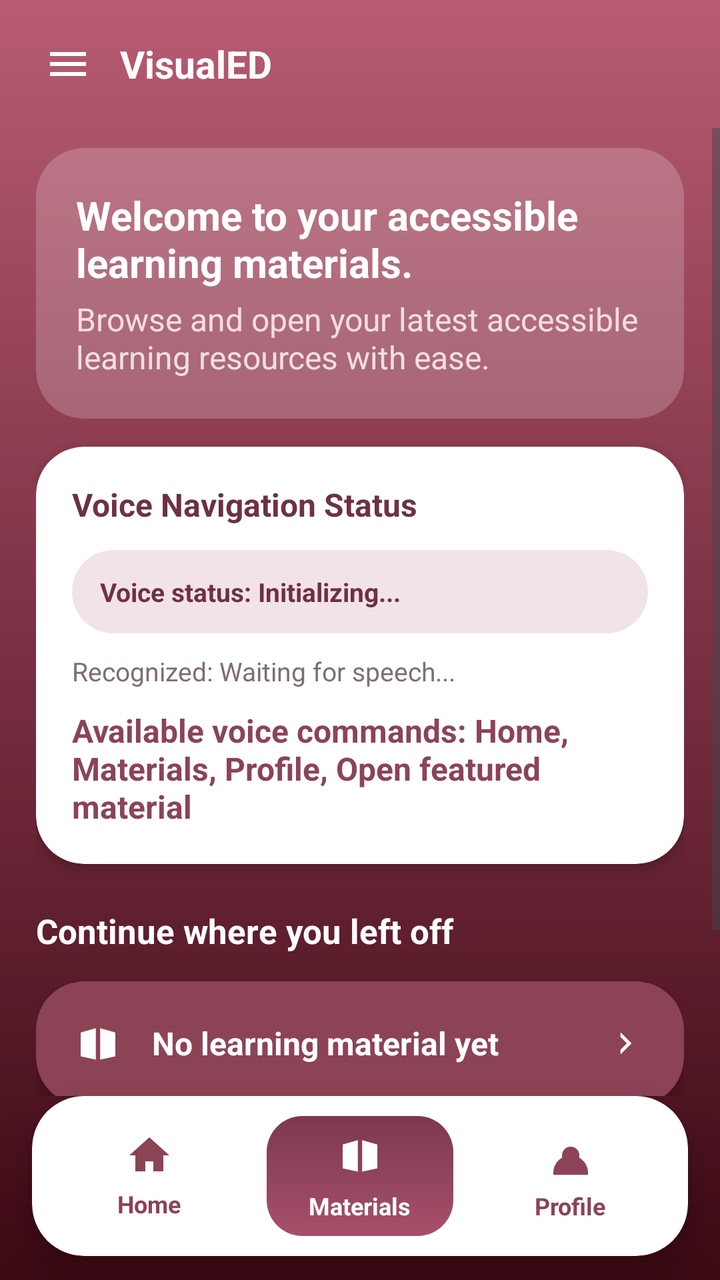
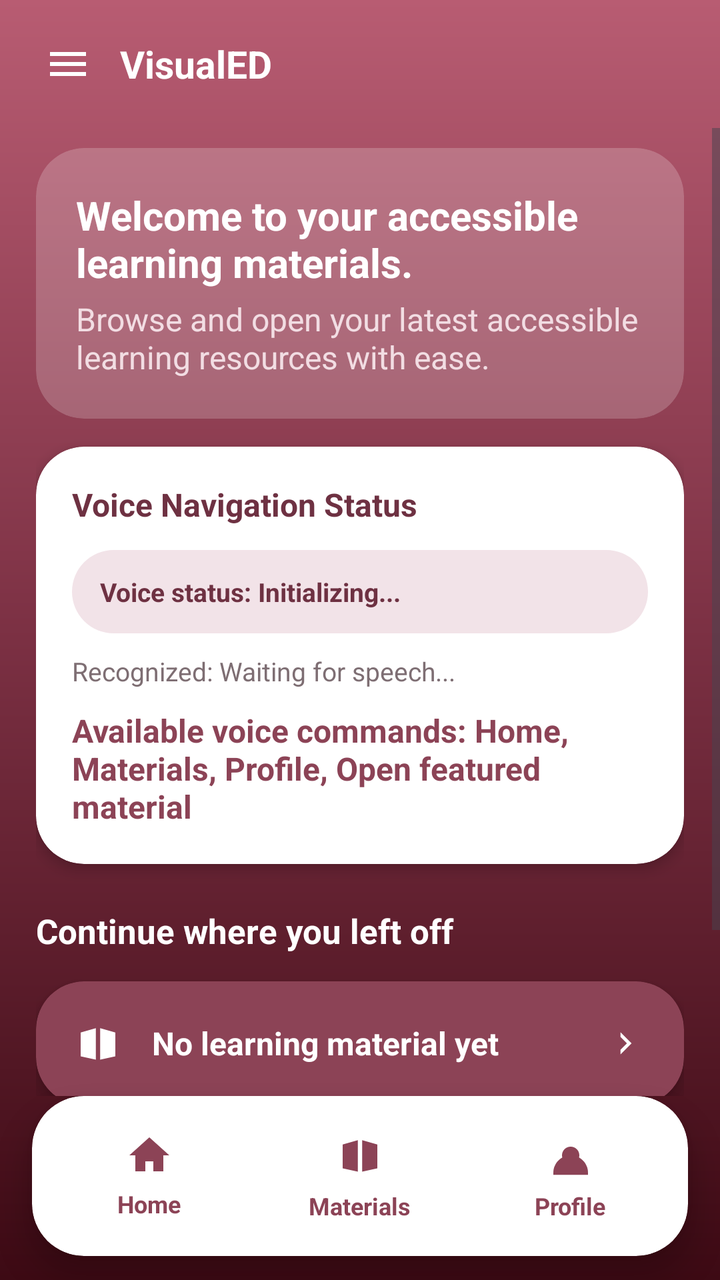

An Android layout rendered at two revisions. The XML below is the earlier revision; the diff shows what the commit changed to produce the second picture.
<!-- AndroidManifest.xml: application theme Theme.VisualEyes -->
<!-- res/layout/activity_materials.xml -->
<?xml version="1.0" encoding="utf-8"?>
<androidx.drawerlayout.widget.DrawerLayout xmlns:android="http://schemas.android.com/apk/res/android"
    xmlns:app="http://schemas.android.com/apk/res-auto"
    android:id="@+id/drawerLayout"
    android:layout_width="match_parent"
    android:layout_height="match_parent"
    android:fitsSystemWindows="true">

    <LinearLayout
        android:layout_width="match_parent"
        android:layout_height="match_parent"
        android:orientation="vertical"
        android:background="@drawable/bg_viewer_gradient_bg">

    
    <LinearLayout
        android:id="@+id/topBarMaterials"
        android:layout_width="match_parent"
        android:layout_height="64dp"
        android:background="@android:color/transparent"
        android:gravity="center_vertical"
        android:paddingStart="10dp"
        android:paddingEnd="18dp">

        <ImageView
            android:id="@+id/btnMenu"
            android:layout_width="48dp"
            android:layout_height="48dp"
            android:padding="12dp"
            android:background="?attr/selectableItemBackgroundBorderless"
            android:clickable="true"
            android:focusable="true"
            android:contentDescription="Menu"
            android:src="@drawable/ic_menu_hamburger"
            app:tint="#FFFFFF" />

        <TextView
            android:layout_width="wrap_content"
            android:layout_height="wrap_content"
            android:layout_marginStart="2dp"
            android:text="VisualED"
            android:textColor="#FFFFFF"
            android:textSize="19sp"
            android:textStyle="bold" />
    </LinearLayout>

    
    <ScrollView
        android:layout_width="match_parent"
        android:layout_height="0dp"
        android:layout_weight="1"
        android:fillViewport="true"
        android:overScrollMode="never">

        <LinearLayout
            android:layout_width="match_parent"
            android:layout_height="wrap_content"
            android:orientation="vertical"
            android:paddingStart="18dp"
            android:paddingTop="10dp"
            android:paddingEnd="18dp"
            android:paddingBottom="18dp">

            
            <androidx.cardview.widget.CardView
                android:layout_width="match_parent"
                android:layout_height="wrap_content"
                app:cardBackgroundColor="#33FFFFFF"
                app:cardCornerRadius="24dp"
                app:cardElevation="0dp">

                <LinearLayout
                    android:layout_width="match_parent"
                    android:layout_height="wrap_content"
                    android:orientation="vertical"
                    android:padding="20dp">

                    <TextView
                        android:id="@+id/txtWelcome"
                        android:layout_width="match_parent"
                        android:layout_height="wrap_content"
                        android:text="Welcome to your accessible learning materials."
                        android:textColor="#FFFFFF"
                        android:textSize="20sp"
                        android:textStyle="bold" />

                    <TextView
                        android:layout_width="match_parent"
                        android:layout_height="wrap_content"
                        android:layout_marginTop="4dp"
                        android:text="Browse and open your latest accessible learning resources with ease."
                        android:textColor="#F2DDE3"
                        android:textSize="16sp" />
                </LinearLayout>
            </androidx.cardview.widget.CardView>

            
            <androidx.cardview.widget.CardView
                android:id="@+id/cardVoiceStatus"
                android:layout_width="match_parent"
                android:layout_height="wrap_content"
                android:layout_marginTop="14dp"
                app:cardBackgroundColor="@color/color_surface"
                app:cardCornerRadius="24dp"
                app:cardElevation="4dp">

                <LinearLayout
                    android:layout_width="match_parent"
                    android:layout_height="wrap_content"
                    android:orientation="vertical"
                    android:padding="18dp">

                    <include layout="@layout/partial_voice_status_card" />

                    <TextView
                        android:id="@+id/txtVoiceHint"
                        android:layout_width="match_parent"
                        android:layout_height="wrap_content"
                        android:layout_marginTop="10dp"
                        android:text="Available voice commands: Home, Materials, Profile, Open featured material"
                        android:textColor="@color/color_primary"
                        android:textSize="16sp"
                        android:textStyle="bold" />
                </LinearLayout>
            </androidx.cardview.widget.CardView>

            
            <TextView
                android:layout_width="wrap_content"
                android:layout_height="wrap_content"
                android:layout_marginTop="22dp"
                android:text="Continue where you left off"
                android:textColor="#FFFFFF"
                android:textSize="17sp"
                android:textStyle="bold" />

            
            <androidx.cardview.widget.CardView
                android:id="@+id/featuredCard"
                android:layout_width="match_parent"
                android:layout_height="wrap_content"
                android:layout_marginTop="14dp"
                android:clickable="true"
                android:focusable="true"
                android:foreground="?attr/selectableItemBackground"
                app:cardBackgroundColor="@color/color_primary"
                app:cardCornerRadius="24dp"
                app:cardElevation="5dp">

                <LinearLayout
                    android:layout_width="match_parent"
                    android:layout_height="wrap_content"
                    android:gravity="center_vertical"
                    android:orientation="horizontal"
                    android:padding="18dp">

                    <ImageView
                        android:layout_width="26dp"
                        android:layout_height="26dp"
                        android:contentDescription="Material icon"
                        android:src="@drawable/ic_materials"
                        app:tint="@color/color_text_on_primary" />

                    <TextView
                        android:id="@+id/txtFeaturedTitle"
                        android:layout_width="0dp"
                        android:layout_height="wrap_content"
                        android:layout_marginStart="14dp"
                        android:layout_weight="1"
                        android:text="No learning material yet"
                        android:textColor="@color/color_text_on_primary"
                        android:textSize="16sp"
                        android:textStyle="bold" />

                    <ImageView
                        android:id="@+id/btnFeaturedOpen"
                        android:layout_width="22dp"
                        android:layout_height="22dp"
                        android:contentDescription="Open material"
                        android:src="@drawable/ic_chevron_right"
                        app:tint="@color/color_text_on_primary" />
                </LinearLayout>
            </androidx.cardview.widget.CardView>

            
            <TextView
                android:layout_width="wrap_content"
                android:layout_height="wrap_content"
                android:layout_marginTop="24dp"
                android:text="Recent Learning Materials"
                android:textColor="#FFFFFF"
                android:textSize="16sp"
                android:textStyle="bold" />

            
            <androidx.cardview.widget.CardView
                android:id="@+id/cardRecentList"
                android:layout_width="match_parent"
                android:layout_height="wrap_content"
                android:layout_marginTop="12dp"
                app:cardBackgroundColor="#33FFFFFF"
                app:cardCornerRadius="24dp"
                app:cardElevation="0dp">

                <LinearLayout
                    android:id="@+id/recentMaterialsContainer"
                    android:layout_width="match_parent"
                    android:layout_height="wrap_content"
                    android:orientation="vertical"
                    android:paddingTop="10dp"
                    android:paddingBottom="10dp" />
            </androidx.cardview.widget.CardView>

        </LinearLayout>
    </ScrollView>

    
    <androidx.cardview.widget.CardView
        android:id="@+id/bottomNavCard"
        android:layout_width="match_parent"
        android:layout_height="80dp"
        android:layout_marginStart="16dp"
        android:layout_marginEnd="16dp"
        android:layout_marginBottom="12dp"
        app:cardBackgroundColor="@color/color_surface"
        app:cardCornerRadius="26dp"
        app:cardElevation="8dp">

        <LinearLayout
            android:layout_width="match_parent"
            android:layout_height="match_parent"
            android:orientation="horizontal"
            android:gravity="center"
            android:weightSum="3"
            android:paddingStart="6dp"
            android:paddingEnd="6dp">

            
            <LinearLayout
                android:id="@+id/navHome"
                android:layout_width="0dp"
                android:layout_height="60dp"
                android:layout_weight="1"
                android:layout_margin="6dp"
                android:gravity="center"
                android:orientation="vertical"
                android:clickable="true"
                android:focusable="true"
                android:foreground="?attr/selectableItemBackground">

                <ImageView
                    android:id="@+id/iconHome"
                    android:layout_width="24dp"
                    android:layout_height="24dp"
                    android:contentDescription="Home"
                    android:src="@drawable/ic_home"
                    app:tint="@color/color_primary" />

                <TextView
                    android:id="@+id/textHome"
                    android:layout_width="wrap_content"
                    android:layout_height="wrap_content"
                    android:layout_marginTop="4dp"
                    android:text="Home"
                    android:textColor="@color/color_primary"
                    android:textSize="12sp"
                    android:textStyle="bold" />
            </LinearLayout>

            
            <LinearLayout
                android:id="@+id/navMaterials"
                android:layout_width="0dp"
                android:layout_height="60dp"
                android:layout_weight="1"
                android:layout_margin="6dp"
                android:background="@drawable/bg_nav_active_maroon"
                android:gravity="center"
                android:orientation="vertical"
                android:clickable="true"
                android:focusable="true"
                android:foreground="?attr/selectableItemBackground">

                <ImageView
                    android:id="@+id/iconMaterials"
                    android:layout_width="26dp"
                    android:layout_height="26dp"
                    android:contentDescription="Materials"
                    android:src="@drawable/ic_materials"
                    app:tint="@color/color_text_on_primary" />

                <TextView
                    android:id="@+id/textMaterials"
                    android:layout_width="wrap_content"
                    android:layout_height="wrap_content"
                    android:layout_marginTop="4dp"
                    android:text="Materials"
                    android:textColor="@color/color_text_on_primary"
                    android:textSize="12sp"
                    android:textStyle="bold" />
            </LinearLayout>

            
            <LinearLayout
                android:id="@+id/navProfile"
                android:layout_width="0dp"
                android:layout_height="60dp"
                android:layout_weight="1"
                android:layout_margin="6dp"
                android:gravity="center"
                android:orientation="vertical"
                android:clickable="true"
                android:focusable="true"
                android:foreground="?attr/selectableItemBackground">

                <ImageView
                    android:id="@+id/iconProfile"
                    android:layout_width="26dp"
                    android:layout_height="26dp"
                    android:contentDescription="Profile"
                    android:src="@drawable/ic_profile"
                    app:tint="@color/color_primary" />

                <TextView
                    android:id="@+id/textProfile"
                    android:layout_width="wrap_content"
                    android:layout_height="wrap_content"
                    android:layout_marginTop="4dp"
                    android:text="Profile"
                    android:textColor="@color/color_primary"
                    android:textSize="12sp"
                    android:textStyle="bold" />
            </LinearLayout>

        </LinearLayout>
    </androidx.cardview.widget.CardView>

    </LinearLayout>

    
    <LinearLayout
        android:layout_width="300dp"
        android:layout_height="match_parent"
        android:layout_gravity="start"
        android:background="@drawable/bg_drawer_panel"
        android:orientation="vertical"
        android:elevation="12dp">

        <LinearLayout
            android:layout_width="match_parent"
            android:layout_height="72dp"
            android:background="@drawable/bg_drawer_header"
            android:gravity="center_vertical"
            android:paddingStart="20dp"
            android:paddingEnd="12dp">

            <TextView
                android:layout_width="0dp"
                android:layout_height="wrap_content"
                android:layout_weight="1"
                android:text="Sent Materials"
                android:textColor="#FFFFFF"
                android:textSize="18sp"
                android:textStyle="bold" />

            <ImageView
                android:id="@+id/btnCloseDrawer"
                android:layout_width="40dp"
                android:layout_height="40dp"
                android:padding="9dp"
                android:background="@drawable/bg_icon_button_ripple"
                android:clickable="true"
                android:focusable="true"
                android:contentDescription="Close"
                android:src="@android:drawable/ic_menu_close_clear_cancel"
                app:tint="#FFFFFF" />
        </LinearLayout>

        <ScrollView
            android:layout_width="match_parent"
            android:layout_height="0dp"
            android:layout_weight="1"
            android:overScrollMode="never">

            <LinearLayout
                android:id="@+id/drawerMaterialsContainer"
                android:layout_width="match_parent"
                android:layout_height="wrap_content"
                android:orientation="vertical"
                android:paddingBottom="12dp" />
        </ScrollView>

    </LinearLayout>

</androidx.drawerlayout.widget.DrawerLayout>
<!-- res/layout/partial_voice_status_card.xml (included above) -->
<?xml version="1.0" encoding="utf-8"?>
<merge xmlns:android="http://schemas.android.com/apk/res/android">

    <TextView
        android:layout_width="wrap_content"
        android:layout_height="wrap_content"
        android:text="Voice Navigation Status"
        android:textColor="@color/color_text_primary"
        android:textSize="16sp"
        android:textStyle="bold" />

    <TextView
        android:id="@+id/txtVoiceStatus"
        android:layout_width="match_parent"
        android:layout_height="wrap_content"
        android:layout_marginTop="12dp"
        android:background="@drawable/bg_voice_chip_soft"
        android:paddingStart="14dp"
        android:paddingTop="12dp"
        android:paddingEnd="14dp"
        android:paddingBottom="12dp"
        android:text="Voice status: Initializing..."
        android:textColor="@color/color_text_primary"
        android:textSize="13sp"
        android:textStyle="bold" />

    <TextView
        android:id="@+id/txtRecognizedText"
        android:layout_width="match_parent"
        android:layout_height="wrap_content"
        android:layout_marginTop="10dp"
        android:text="Recognized: Waiting for speech..."
        android:textColor="@color/color_text_secondary"
        android:textSize="13sp" />

</merge>
<!-- resources referenced by this layout -->
<resources>
  <color name="color_primary">#8C4356</color>
  <color name="color_surface">#FFFFFF</color>
  <color name="color_text_on_primary">#FFFFFF</color>
  <color name="color_text_primary">#6E3142</color>
  <color name="color_text_secondary">#7E6E73</color>
  <!-- drawable bg_drawer_header (drawable) -->
  <?xml version="1.0" encoding="utf-8"?>
  <shape xmlns:android="http://schemas.android.com/apk/res/android" android:shape="rectangle">
      <gradient
          android:angle="0"
          android:startColor="#3D0A14"
          android:endColor="#7B3043" />
      <corners android:topRightRadius="24dp" />
  </shape>
  <!-- drawable bg_drawer_panel (drawable) -->
  <?xml version="1.0" encoding="utf-8"?>
  <shape xmlns:android="http://schemas.android.com/apk/res/android" android:shape="rectangle">
      <solid android:color="@color/color_background" />
      <corners
          android:topRightRadius="24dp"
          android:bottomRightRadius="24dp" />
  </shape>
  <!-- drawable bg_icon_button_ripple (drawable) -->
  <?xml version="1.0" encoding="utf-8"?>
  <ripple xmlns:android="http://schemas.android.com/apk/res/android"
      android:color="#55FFFFFF">
      <item>
          <shape android:shape="oval">
              <solid android:color="#6E3142" />
          </shape>
      </item>
  </ripple>
  <!-- drawable bg_nav_active_maroon (drawable) -->
  <shape xmlns:android="http://schemas.android.com/apk/res/android">
      <gradient
          android:angle="90"
          android:startColor="#A8506A"
          android:endColor="#7C3850" />
      <corners android:radius="18dp" />
  </shape>
  <!-- drawable bg_viewer_gradient_bg (drawable) -->
  <?xml version="1.0" encoding="utf-8"?>
  <shape xmlns:android="http://schemas.android.com/apk/res/android" android:shape="rectangle">
      <gradient
          android:angle="90"
          android:startColor="#3D0A14"
          android:centerColor="#7B3043"
          android:endColor="#B85C72" />
  </shape>
  <!-- drawable bg_voice_chip_soft (drawable) -->
  <shape xmlns:android="http://schemas.android.com/apk/res/android">
      <solid android:color="#F2E3E8" />
      <corners android:radius="22dp" />
  </shape>
  <!-- drawable ic_chevron_right (drawable) -->
  <?xml version="1.0" encoding="utf-8"?>
  <vector xmlns:android="http://schemas.android.com/apk/res/android"
      android:width="24dp"
      android:height="24dp"
      android:viewportWidth="24"
      android:viewportHeight="24">
      <path
          android:fillColor="#FF000000"
          android:pathData="M9,6L15,12L9,18L9,15.5L12.5,12L9,8.5Z" />
  </vector>
  <!-- drawable ic_home (drawable) -->
  <?xml version="1.0" encoding="utf-8"?>
  <vector xmlns:android="http://schemas.android.com/apk/res/android"
      android:width="24dp"
      android:height="24dp"
      android:viewportWidth="24"
      android:viewportHeight="24">
      <path
          android:fillColor="#FF000000"
          android:pathData="M12,3L2,12L5,12L5,20L10,20L10,15L14,15L14,20L19,20L19,12L22,12Z" />
  </vector>
  <!-- drawable ic_materials (drawable) -->
  <?xml version="1.0" encoding="utf-8"?>
  <vector xmlns:android="http://schemas.android.com/apk/res/android"
      android:width="24dp"
      android:height="24dp"
      android:viewportWidth="24"
      android:viewportHeight="24">
      <path
          android:fillColor="#FF000000"
          android:pathData="M11,5L4,7L4,18L11,19.5Z M13,5L20,7L20,18L13,19.5Z" />
  </vector>
  <!-- drawable ic_menu_hamburger (drawable) -->
  <?xml version="1.0" encoding="utf-8"?>
  <vector xmlns:android="http://schemas.android.com/apk/res/android"
      android:width="24dp"
      android:height="24dp"
      android:viewportWidth="24"
      android:viewportHeight="24">
      <path
          android:fillColor="#FF000000"
          android:pathData="M3,6L21,6L21,8L3,8Z M3,11L21,11L21,13L3,13Z M3,16L21,16L21,18L3,18Z" />
  </vector>
  <style name="Theme.VisualEyes" parent="Base.Theme.VisualEyes" />
  <color name="color_background">#FAF7F8</color>
  <style name="Base.Theme.VisualEyes" parent="Theme.Material3.DayNight.NoActionBar">
          
          
      </style>
  <!-- unchanged entries left out for length: 1 -->
</resources>

<!-- the commit's change to res/layout/activity_materials.xml (unified diff, before → after) -->
@@ -274,7 +274,6 @@
                 android:layout_height="60dp"
                 android:layout_weight="1"
                 android:layout_margin="6dp"
-                android:background="@drawable/bg_nav_active_maroon"
                 android:gravity="center"
                 android:orientation="vertical"
                 android:clickable="true"
@@ -287,7 +286,7 @@
                     android:layout_height="26dp"
                     android:contentDescription="Materials"
                     android:src="@drawable/ic_materials"
-                    app:tint="@color/color_text_on_primary" />
+                    app:tint="@color/color_primary" />
 
                 <TextView
                     android:id="@+id/textMaterials"
@@ -295,7 +294,7 @@
                     android:layout_height="wrap_content"
                     android:layout_marginTop="4dp"
                     android:text="Materials"
-                    android:textColor="@color/color_text_on_primary"
+                    android:textColor="@color/color_primary"
                     android:textSize="12sp"
                     android:textStyle="bold" />
             </LinearLayout>
<!-- resource entries referenced after the edit -->
@@ -32,14 +32,6 @@
           </shape>
       </item>
   </ripple>
-  <!-- drawable bg_nav_active_maroon (drawable) -->
-  <shape xmlns:android="http://schemas.android.com/apk/res/android">
-      <gradient
-          android:angle="90"
-          android:startColor="#A8506A"
-          android:endColor="#7C3850" />
-      <corners android:radius="18dp" />
-  </shape>
   <!-- drawable bg_viewer_gradient_bg (drawable) -->
   <?xml version="1.0" encoding="utf-8"?>
   <shape xmlns:android="http://schemas.android.com/apk/res/android" android:shape="rectangle">
